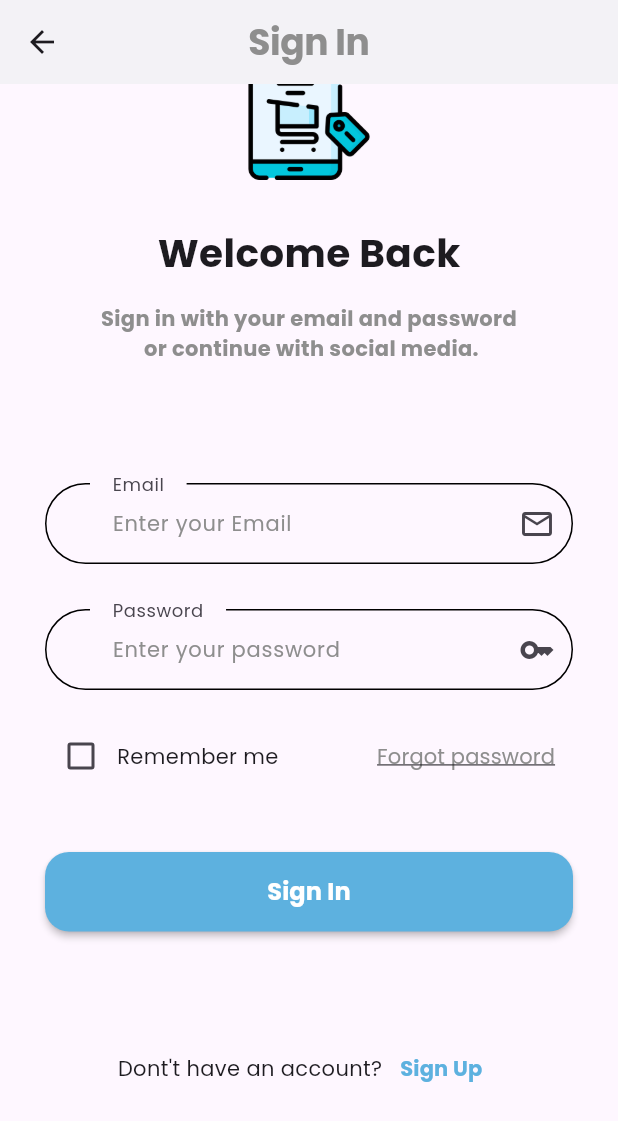
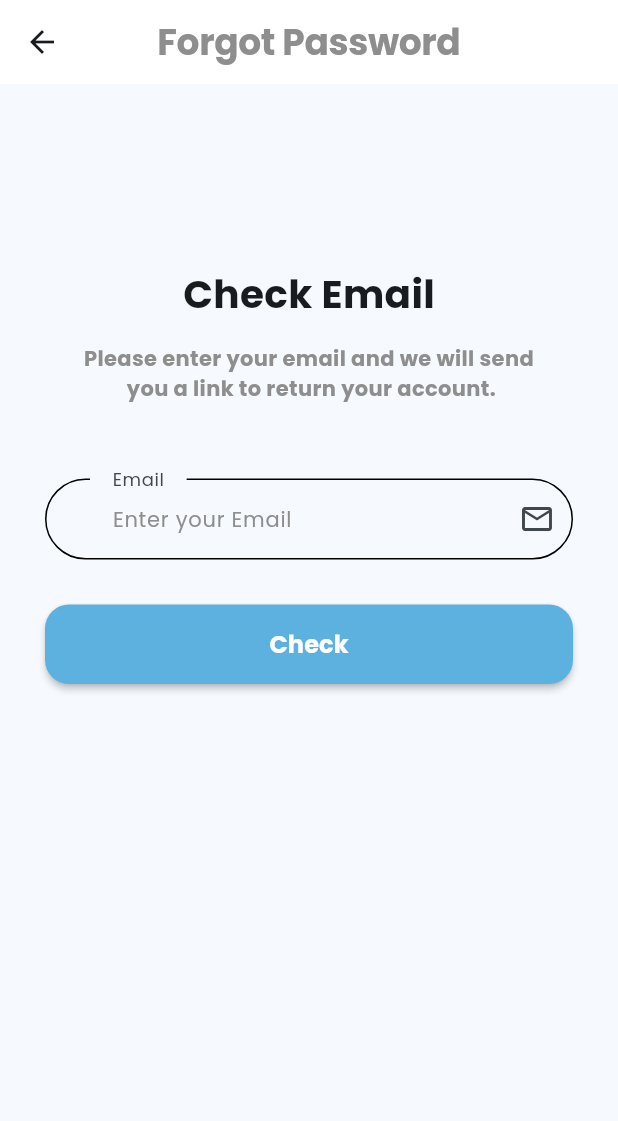
Before and after one commit to SidahmedBelkadi/flutter_app_ui, a Flutter app: the LoginScreen screen opened by its route, scrolled down 56 dp, after a tap on "Forgot password", on a phone screen of 412 x 824 dp. Shown: the top 1121 px of the screen. Run offline on Flutter 3.47's test engine with Material 3 defaults, Android fonts, the phone set to English and light mode, and no system bars; our stand-ins replace flutter_otp_text_field, get, shared_preferences; accounts and stored records are empty.

Commit message:
forgot password & verify code & reset password

```diff
--- /dev/null
+++ b/lib/controllers/auth/forgot_password_controller.dart
@@ -0,0 +1,34 @@
+import 'package:course/core/constants/app_routes.dart';
+import 'package:flutter/material.dart';
+import 'package:get/get.dart';
+
+abstract class ForgotPasswordControllerAbs extends GetxController {
+  checkEmail();
+  goToVerifyCode();
+}
+
+class ForgotPasswordController extends ForgotPasswordControllerAbs {
+  late TextEditingController email;
+  @override
+  checkEmail() {
+    // TODO: implement checkEmail
+  }
+
+  @override
+  goToVerifyCode() {
+    Get.offNamed(AppRoutes.verifyCode);
+  }
+
+  @override
+  void onInit() {
+    email = TextEditingController();
+    super.onInit();
+  }
+
+  @override
+  void dispose() {
+    email.dispose();
+
+    super.dispose();
+  }
+}
--- a/lib/controllers/auth/login_controller.dart
+++ b/lib/controllers/auth/login_controller.dart
@@ -5,6 +5,7 @@ import 'package:get/get.dart';
 abstract class LoginControllerAbs extends GetxController {
   login();
   goToSignUp();
+  goToForgotPassword();
 }
 
 class LoginController extends LoginControllerAbs {
@@ -12,12 +13,17 @@ class LoginController extends LoginControllerAbs {
   late TextEditingController password;
 
   @override
+  login() {}
+
+  @override
   goToSignUp() {
     Get.offNamed(AppRoutes.register);
   }
 
   @override
-  login() {}
+  goToForgotPassword() {
+    Get.offNamed(AppRoutes.forgotPassword);
+  }
 
   @override
   void onInit() {
--- a/lib/controllers/auth/register_controller.dart
+++ b/lib/controllers/auth/register_controller.dart
@@ -21,6 +21,7 @@ class RegisterController extends RegisterControllerAbs {
 
   @override
   register() {}
+
   @override
   void onInit() {
     username = TextEditingController();
--- a/lib/core/constants/app_routes.dart
+++ b/lib/core/constants/app_routes.dart
@@ -1,6 +1,14 @@
 class AppRoutes {
+  //Localization
   static const String languages = '/languages';
+  // OnBoarding
   static const String onBoarding = '/onboarding';
+  //Authentification
   static const String login = '/login';
   static const String register = '/register';
+  static const String successSignUp = '/success_sign_up';
+  static const String forgotPassword = '/forgot_password';
+  static const String verifyCode = '/verify_code';
+  static const String resetPassword = '/reset_password';
+  static const String successResePassword = '/success_reset_password';
 }
--- a/lib/main.dart
+++ b/lib/main.dart
@@ -39,7 +39,7 @@ class MyApp extends StatelessWidget {
             fontSize: 16,
           ),
         ),
-        colorScheme: ColorScheme.fromSeed(seedColor: Colors.deepPurple),
+        colorScheme: ColorScheme.fromSeed(seedColor: AppColors.primaryColor),
         useMaterial3: true,
       ),
       home: const LanguagesScreen(),
--- a/lib/routes.dart
+++ b/lib/routes.dart
@@ -1,13 +1,27 @@
 import 'package:course/core/constants/app_routes.dart';
+import 'package:course/views/screens/auth/forgot_password.dart';
 import 'package:course/views/screens/auth/login_screen.dart';
 import 'package:course/views/screens/auth/register_screen.dart';
+import 'package:course/views/screens/auth/reset_password.dart';
+import 'package:course/views/screens/auth/success_reset_password.dart';
+import 'package:course/views/screens/auth/success_sign_up.dart';
+import 'package:course/views/screens/auth/verify_code.dart';
 import 'package:course/views/screens/languages_screen.dart';
 import 'package:course/views/screens/onboarding_screen.dart';
 import 'package:flutter/material.dart';
 
 Map<String, Widget Function(BuildContext)> routes = {
+  //Localization
   AppRoutes.languages: (context) => const LanguagesScreen(),
+  // OnBoarding
   AppRoutes.onBoarding: (context) => const OnBoardingScreen(),
+  //Authentification
   AppRoutes.login: (context) => const LoginScreen(),
   AppRoutes.register: (context) => const RegisterScreen(),
+  AppRoutes.successSignUp: (context) => const SuccessSignUpScreen(),
+  AppRoutes.forgotPassword: (context) => const ForgotPasswordScreen(),
+  AppRoutes.verifyCode: (context) => const VerifyCodeScreen(),
+  AppRoutes.resetPassword: (context) => const ResetPasswordScreen(),
+  AppRoutes.successResePassword: (context) =>
+      const SuccessResetPasswordScreen(),
 };
--- /dev/null
+++ b/lib/views/screens/auth/forgot_password.dart
@@ -0,0 +1,61 @@
+import 'package:course/controllers/auth/forgot_password_controller.dart';
+import 'package:course/core/constants/app_colors.dart';
+import 'package:course/views/widgets/auth/custom_button.dart';
+import 'package:course/views/widgets/auth/custom_form_field.dart';
+import 'package:course/views/widgets/auth/custom_header_text.dart';
+import 'package:flutter/material.dart';
+import 'package:get/get.dart';
+
+class ForgotPasswordScreen extends StatelessWidget {
+  const ForgotPasswordScreen({super.key});
+
+  @override
+  Widget build(BuildContext context) {
+    ForgotPasswordController forgotPasswordController =
+        Get.put(ForgotPasswordController());
+    return Scaffold(
+      appBar: AppBar(
+        title: Text(
+          "Forgot Password",
+          style: Theme.of(context)
+              .textTheme
+              .displayLarge!
+              .copyWith(color: AppColors.grey),
+        ),
+        backgroundColor: AppColors.backgroundColor,
+        centerTitle: true,
+      ),
+      body: SingleChildScrollView(
+        child: Container(
+          height: MediaQuery.of(context).size.height,
+          width: double.infinity,
+          padding: const EdgeInsets.symmetric(vertical: 20, horizontal: 30),
+          child: Column(
+            mainAxisAlignment: MainAxisAlignment.center,
+            children: [
+              const Spacer(flex: 1),
+              const CustomAuthHeaderText(
+                  title: "Check Email",
+                  bodyText:
+                      "Please enter your email and we will send\n you a link to return your account."),
+              const SizedBox(height: 50),
+              CustomAuthTextFild(
+                hinText: "Enter your Email",
+                labelText: "Email",
+                icon: Icons.email_outlined,
+                textEditingController: forgotPasswordController.email,
+              ),
+              const SizedBox(height: 30),
+              CustomAuthButton(
+                  buttonText: "Check",
+                  onPressed: () {
+                    forgotPasswordController.goToVerifyCode();
+                  }),
+              const Spacer(flex: 4),
+            ],
+          ),
+        ),
+      ),
+    );
+  }
+}
--- a/lib/views/screens/auth/login_screen.dart
+++ b/lib/views/screens/auth/login_screen.dart
@@ -58,7 +58,7 @@ class LoginScreen extends StatelessWidget {
                   obsecureText: true,
                 ),
                 const SizedBox(height: 20),
-                buildForgotPasswordAndRememberMeRow(),
+                const ForgotPassword(),
                 const SizedBox(height: 40),
                 CustomAuthButton(buttonText: "Sign In", onPressed: () {}),
                 const Spacer(),
@@ -75,8 +75,13 @@ class LoginScreen extends StatelessWidget {
       ),
     );
   }
+}
 
-  Row buildForgotPasswordAndRememberMeRow() {
+class ForgotPassword extends GetView<LoginController> {
+  const ForgotPassword({super.key});
+
+  @override
+  Widget build(BuildContext context) {
     return Row(
       mainAxisAlignment: MainAxisAlignment.spaceBetween,
       children: [
@@ -90,7 +95,7 @@ class LoginScreen extends StatelessWidget {
           ],
         ),
         TextButton(
-          onPressed: () {},
+          onPressed: () => controller.goToForgotPassword(),
           child: Text(
             "Forgot password",
             style: TextStyle(
--- a/pubspec.yaml
+++ b/pubspec.yaml
@@ -65,6 +65,7 @@ dependencies:
   google_sign_in: ^6.2.1
   responsive_builder: ^0.7.0
   image_pickers: ^2.0.4+8
+  flutter_otp_text_field: ^1.1.1
 
 dev_dependencies:
   flutter_test:
```
Also changed, not shown: lib/controllers/auth/reset_password_controller.dart (added, +37 -0 lines), lib/controllers/auth/verify_code_controller.dart (added, +21 -0 lines), lib/views/screens/auth/reset_password.dart (added, +71 -0 lines), lib/views/screens/auth/success_reset_password.dart (added, +23 -0 lines), lib/views/screens/auth/success_sign_up.dart (added, +10 -0 lines), lib/views/screens/auth/verify_code.dart (added, +63 -0 lines), pubspec.lock.
